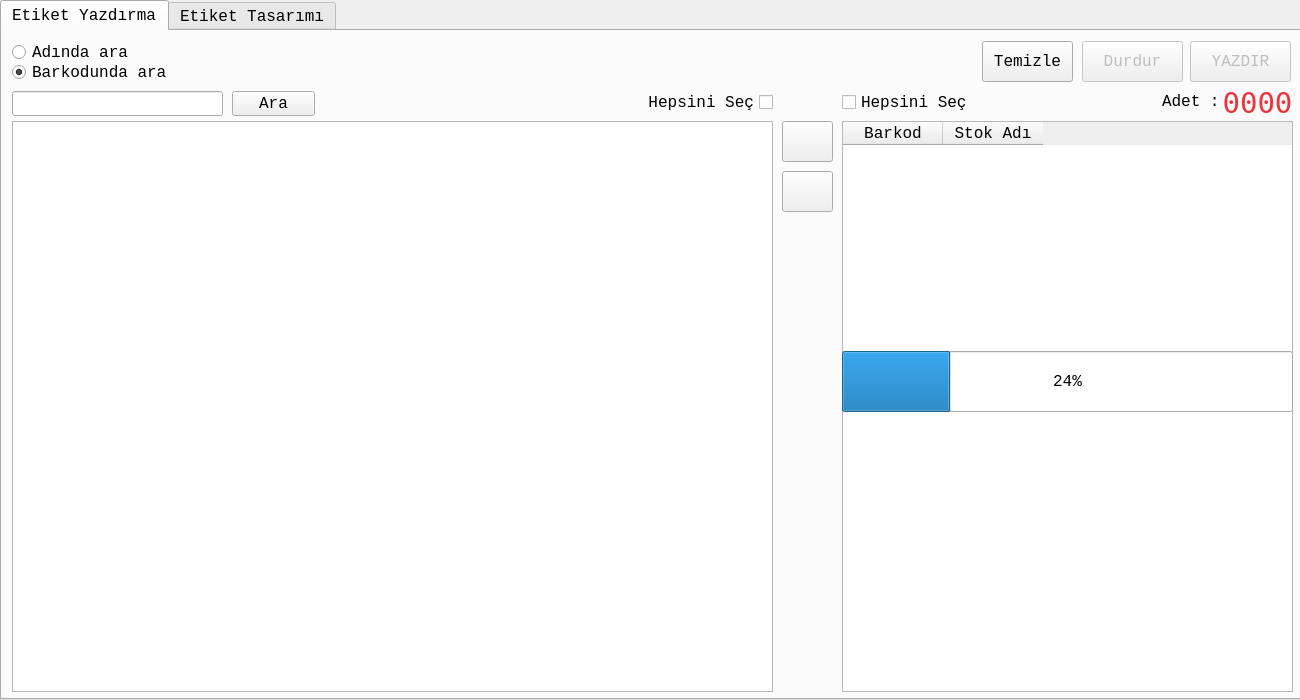
Above: rafetiketidialog.ui from mamoo81/bhss before the change. Below: the same form after it.
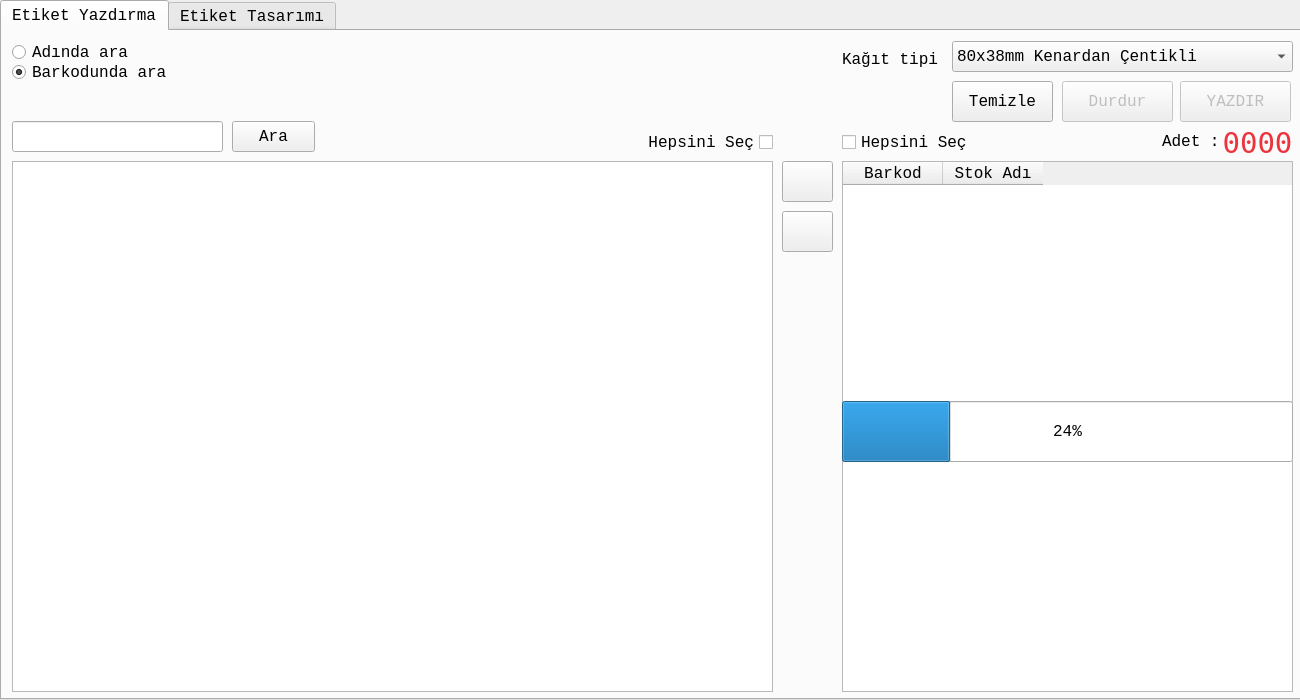
That is the form after the change. Icons and pictures are not drawn.

Commit message: dikey 100x38mm ortadan çentikli raf etiketi desteği

Patch:
```diff
--- a/rafetiketidialog.ui
+++ b/rafetiketidialog.ui
@@ -51,9 +51,9 @@
      <property name="geometry">
       <rect>
        <x>10</x>
-       <y>90</y>
+       <y>130</y>
        <width>761</width>
-       <height>571</height>
+       <height>531</height>
       </rect>
      </property>
      <property name="contextMenuPolicy">
@@ -79,7 +79,7 @@
      <property name="geometry">
       <rect>
        <x>780</x>
-       <y>90</y>
+       <y>130</y>
        <width>51</width>
        <height>41</height>
       </rect>
@@ -102,7 +102,7 @@
      <property name="geometry">
       <rect>
        <x>780</x>
-       <y>140</y>
+       <y>180</y>
        <width>51</width>
        <height>41</height>
       </rect>
@@ -125,9 +125,9 @@
      <property name="geometry">
       <rect>
        <x>840</x>
-       <y>90</y>
+       <y>130</y>
        <width>451</width>
-       <height>571</height>
+       <height>531</height>
       </rect>
      </property>
      <property name="contextMenuPolicy">
@@ -165,9 +165,9 @@
      </property>
      <property name="geometry">
       <rect>
-       <x>1188</x>
-       <y>10</y>
-       <width>101</width>
+       <x>1178</x>
+       <y>50</y>
+       <width>111</width>
        <height>41</height>
       </rect>
      </property>
@@ -192,7 +192,7 @@
      <property name="geometry">
       <rect>
        <x>1220</x>
-       <y>56</y>
+       <y>96</y>
        <width>71</width>
        <height>31</height>
       </rect>
@@ -217,7 +217,7 @@
      <property name="geometry">
       <rect>
        <x>1160</x>
-       <y>60</y>
+       <y>100</y>
        <width>61</width>
        <height>21</height>
       </rect>
@@ -230,9 +230,9 @@
      <property name="geometry">
       <rect>
        <x>10</x>
-       <y>60</y>
+       <y>90</y>
        <width>211</width>
-       <height>25</height>
+       <height>31</height>
       </rect>
      </property>
     </widget>
@@ -240,9 +240,9 @@
      <property name="geometry">
       <rect>
        <x>230</x>
-       <y>60</y>
+       <y>90</y>
        <width>83</width>
-       <height>25</height>
+       <height>31</height>
       </rect>
      </property>
      <property name="text">
@@ -257,7 +257,7 @@
      <property name="geometry">
       <rect>
        <x>640</x>
-       <y>60</y>
+       <y>100</y>
        <width>131</width>
        <height>23</height>
       </rect>
@@ -273,7 +273,7 @@
      <property name="geometry">
       <rect>
        <x>840</x>
-       <y>60</y>
+       <y>100</y>
        <width>131</width>
        <height>23</height>
       </rect>
@@ -288,9 +288,9 @@
      </property>
      <property name="geometry">
       <rect>
-       <x>1080</x>
-       <y>10</y>
-       <width>101</width>
+       <x>1060</x>
+       <y>50</y>
+       <width>111</width>
        <height>41</height>
       </rect>
      </property>
@@ -343,9 +343,9 @@
     <widget class="QToolButton" name="TemizletoolButton">
      <property name="geometry">
       <rect>
-       <x>980</x>
-       <y>10</y>
-       <width>91</width>
+       <x>950</x>
+       <y>50</y>
+       <width>101</width>
        <height>41</height>
       </rect>
      </property>
@@ -366,7 +366,7 @@
      <property name="geometry">
       <rect>
        <x>840</x>
-       <y>320</y>
+       <y>370</y>
        <width>451</width>
        <height>61</height>
       </rect>
@@ -378,6 +378,39 @@
       <string>%p%</string>
      </property>
     </widget>
+    <widget class="QComboBox" name="VarsayilanKagitcomboBox">
+     <property name="geometry">
+      <rect>
+       <x>950</x>
+       <y>10</y>
+       <width>341</width>
+       <height>31</height>
+      </rect>
+     </property>
+     <item>
+      <property name="text">
+       <string>80x38mm Kenardan Çentikli</string>
+      </property>
+     </item>
+     <item>
+      <property name="text">
+       <string>100x38mm Ortadan Çentikli</string>
+      </property>
+     </item>
+    </widget>
+    <widget class="QLabel" name="label">
+     <property name="geometry">
+      <rect>
+       <x>840</x>
+       <y>20</y>
+       <width>111</width>
+       <height>16</height>
+      </rect>
+     </property>
+     <property name="text">
+      <string>Kağıt tipi</string>
+     </property>
+    </widget>
    </widget>
    <widget class="QWidget" name="tab_2">
     <attribute name="title">
```
The commit also changes 8 other files.
